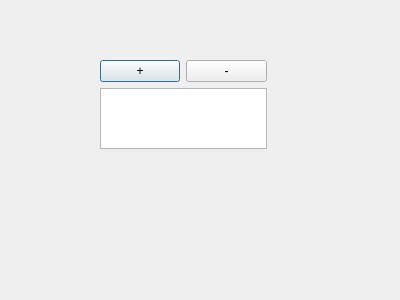
The window that options.ui (achupetlovski/RaW) describes before a commit, drawn with Qt 5.
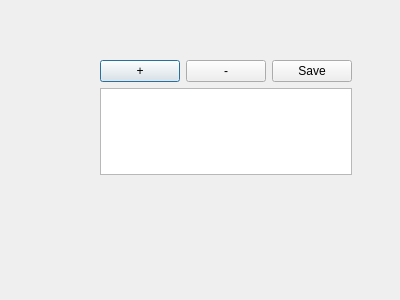
The same window after the commit.

```diff
--- a/options.ui
+++ b/options.ui
@@ -18,8 +18,8 @@
     <rect>
      <x>100</x>
      <y>60</y>
-     <width>167</width>
-     <height>89</height>
+     <width>252</width>
+     <height>115</height>
     </rect>
    </property>
    <layout class="QGridLayout" name="gridLayoutOptions">
@@ -37,7 +37,14 @@
       </property>
      </widget>
     </item>
-    <item row="1" column="0" colspan="2">
+    <item row="0" column="2">
+     <widget class="QPushButton" name="pushButtonSave">
+      <property name="text">
+       <string>Save</string>
+      </property>
+     </widget>
+    </item>
+    <item row="2" column="0" colspan="3">
      <widget class="QTableWidget" name="tableWidget"/>
     </item>
    </layout>
```
